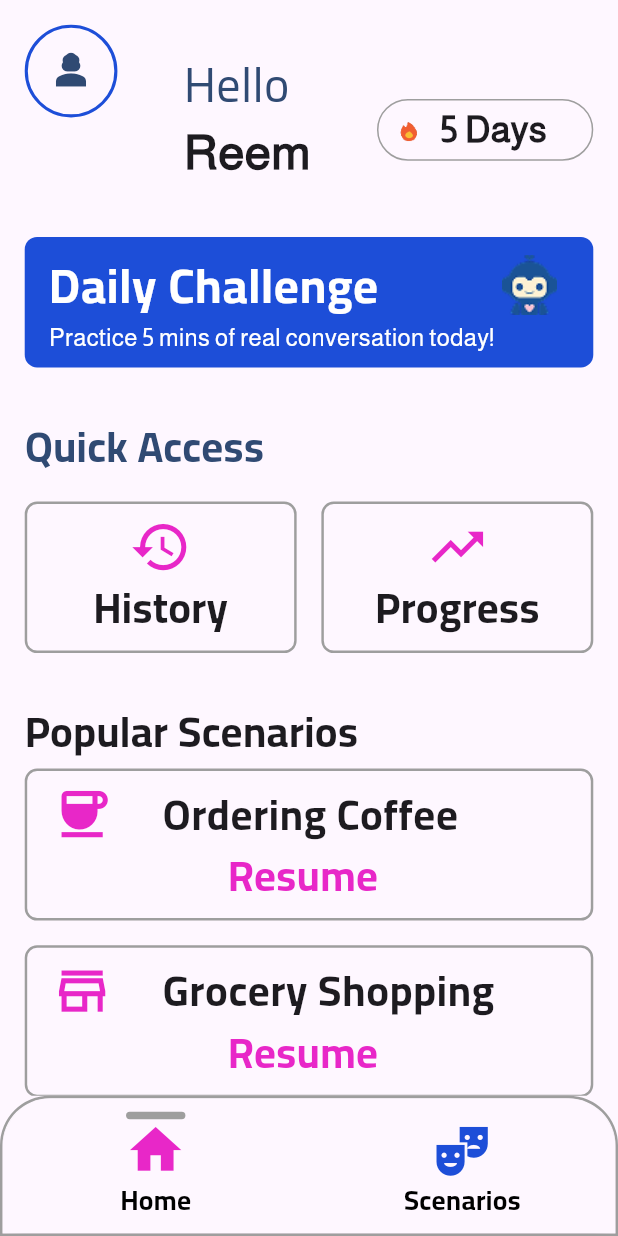
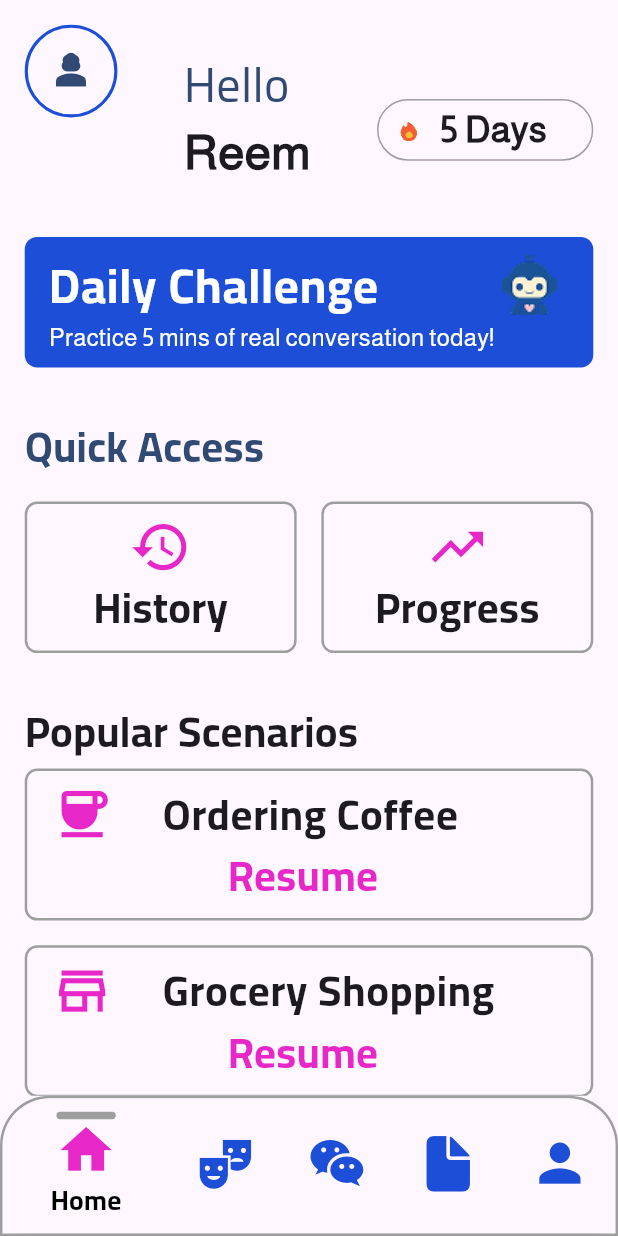
Before and after one commit to AhmedMedhatHamed/ai_lingo, a Flutter app: the screen it shows after launch, on a phone screen of 412 x 824 dp. Run offline on Flutter 3.47's test engine with Material 3 defaults, Android fonts, the phone set to English and light mode, and no system bars; our stand-ins replace dots_indicator, firebase_auth, firebase_core, flutter_bloc, google_sign_in, lottie; accounts and stored records are empty.

Commit message:
refactor UI

```diff
--- a/lib/core/routing/app_routing.dart
+++ b/lib/core/routing/app_routing.dart
@@ -4,7 +4,7 @@ import 'package:ai_lingo/feature/auth/forgot_password/screen/new_password_screen
 import 'package:ai_lingo/feature/auth/login/screen/login_screen.dart';
 import 'package:ai_lingo/feature/auth/sign_in/screen/sign_in_screen.dart';
 import 'package:ai_lingo/feature/auth/signup/screen/signup_screen.dart';
-import 'package:ai_lingo/feature/main_navigation/screen/main_navigation.dart';
+import 'package:ai_lingo/main_navigation.dart';
 import 'package:ai_lingo/feature/onboarding/screen/onboarding_screen.dart';
 import 'package:ai_lingo/feature/profile/screen/change_password_screen.dart';
 import 'package:ai_lingo/feature/profile/screen/edit_profile_screen.dart';
--- a/lib/core/utils/app_strings.dart
+++ b/lib/core/utils/app_strings.dart
@@ -67,4 +67,7 @@ class AppStrings {
   static const String orderingCoffee = 'Ordering Coffee';
   static const String resume = 'Resume';
   static const String groceryShopping = 'Grocery Shopping';
+  static const String chat = 'Chat';
+  static const String vocabulary = 'Vocabulary';
+  static const String profile = 'Profile';
 }
--- a/lib/feature/profile_setup/screen/profile_setup_screen.dart
+++ b/lib/feature/profile_setup/screen/profile_setup_screen.dart
@@ -1,5 +1,4 @@
 import 'package:flutter/material.dart';
-import 'package:ai_lingo/core/routing/app_routes.dart';
 import 'package:ai_lingo/core/utils/app_colors.dart';
 
 class ProfileSetupScreen extends StatefulWidget {
--- a/lib/main.dart
+++ b/lib/main.dart
@@ -1,8 +1,6 @@
-
 import 'package:flutter/material.dart';
 import 'package:firebase_core/firebase_core.dart';
 import 'package:google_sign_in/google_sign_in.dart';
-
 import 'ai_lingo.dart';
 import 'firebase_options.dart';
 
--- a/lib/feature/main_navigation/screen/main_navigation.dart
+++ b/lib/main_navigation.dart
@@ -1,9 +1,13 @@
 import 'package:ai_lingo/core/utils/app_colors.dart';
 import 'package:ai_lingo/core/utils/app_strings.dart';
 import 'package:ai_lingo/core/utils/app_styles.dart';
+import 'package:ai_lingo/feature/chat/screen/chat_screen.dart';
 import 'package:ai_lingo/feature/home/screen/home_screen.dart';
-import 'package:ai_lingo/feature/main_navigation/widgets/custom_icon.dart';
+import 'package:ai_lingo/core/widgets/custom_icon.dart';
+import 'package:ai_lingo/feature/profile/profile_screen.dart';
 import 'package:ai_lingo/feature/scenarios/screen/scenarios_screen.dart';
+import 'package:ai_lingo/feature/vocabulary/screen/vocabulary_screen.dart';
+import 'package:flutter/cupertino.dart';
 import 'package:flutter/material.dart';
 
 class MainNavigation extends StatefulWidget {
@@ -14,7 +18,13 @@ class MainNavigation extends StatefulWidget {
 }
 
 class _MainNavigationState extends State<MainNavigation> {
-  final _screens = [HomeScreen(), ScenariosScreen()];
+  final _screens = [
+    HomeScreen(),
+    ScenariosScreen(),
+    ChatScreen(),
+    VocabularyScreen(),
+    ProfileScreen(),
+  ];
 
   int _currentIndex = 0;
 
@@ -67,6 +77,27 @@ class _MainNavigationState extends State<MainNavigation> {
                 ),
                 label: AppStrings.scenarios,
               ),
+              BottomNavigationBarItem(
+                icon: CustomIcon(
+                  isSelected: _currentIndex == 2,
+                  icon: Icons.wechat_outlined,
+                ),
+                label: AppStrings.chat,
+              ),
+              BottomNavigationBarItem(
+                icon: CustomIcon(
+                  isSelected: _currentIndex == 3,
+                  icon: CupertinoIcons.doc_fill,
+                ),
+                label: AppStrings.vocabulary,
+              ),
+              BottomNavigationBarItem(
+                icon: CustomIcon(
+                  isSelected: _currentIndex == 4,
+                  icon: Icons.person,
+                ),
+                label: AppStrings.profile,
+              ),
             ],
           ),
         ),
```
Also changed, not shown: lib/feature/chat/screen/chat_screen.dart (added, +10 -0 lines), lib/feature/profile/profile_screen.dart (added, +12 -0 lines), lib/core/widgets/custom_icon.dart (renamed from lib/feature/main_navigation/widgets/custom_icon.dart).
